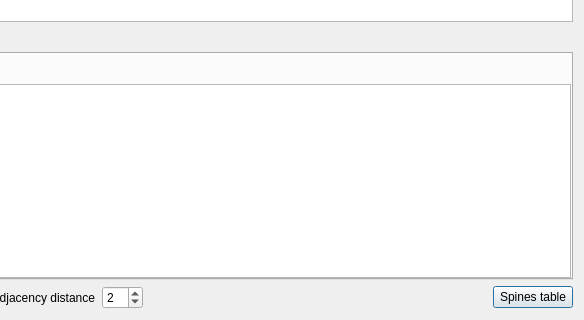
First picture: the form in App/Dialogs/SkeletonInspector/SkeletonInspector.ui, repository FelixdelasPozas/EspINA, before the edit; both pictures show x 82 to 666 and y 248 to 568 of the 666 by 568 pixel window.
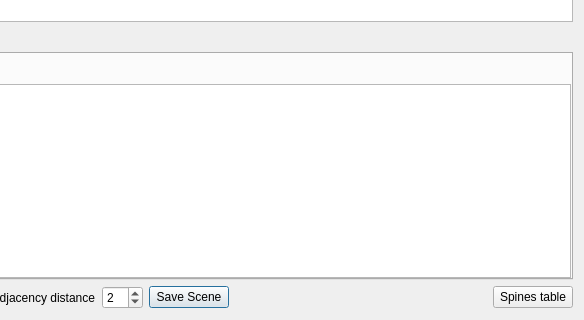
Second picture: the form after the edit. Icons and pictures are not drawn. Custom widgets are drawn as their Qt base class.

What changed in the file:
```diff
--- a/App/Dialogs/SkeletonInspector/SkeletonInspector.ui
+++ b/App/Dialogs/SkeletonInspector/SkeletonInspector.ui
@@ -139,6 +139,13 @@
        </property>
       </widget>
      </item>
+     <item>
+      <widget class="QPushButton" name="m_saveScene">
+       <property name="text">
+        <string>Save Scene</string>
+       </property>
+      </widget>
+     </item>
      <item>
       <spacer name="horizontalSpacer">
        <property name="orientation">
```
Left out of the diff: 11 changed lines with no effect on the pictures.
